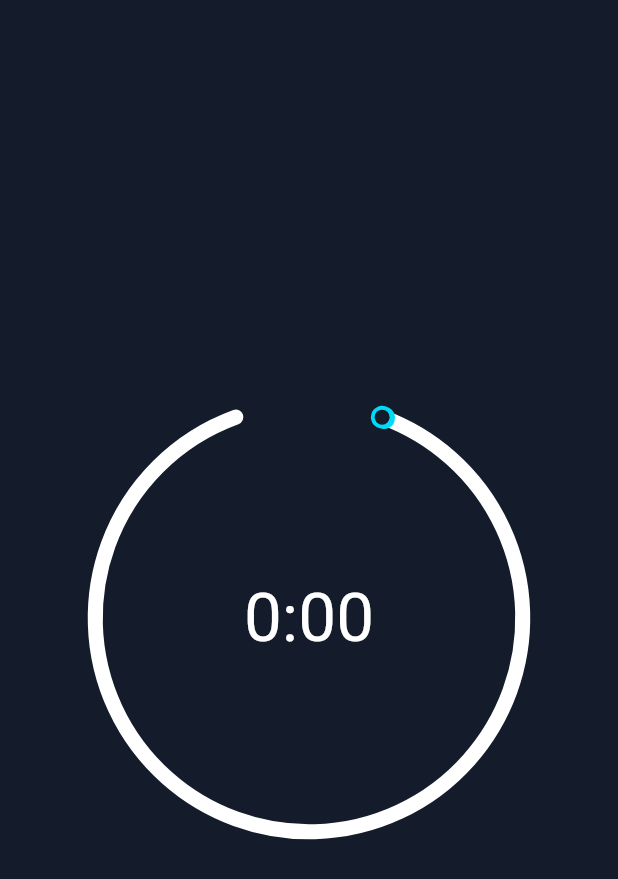
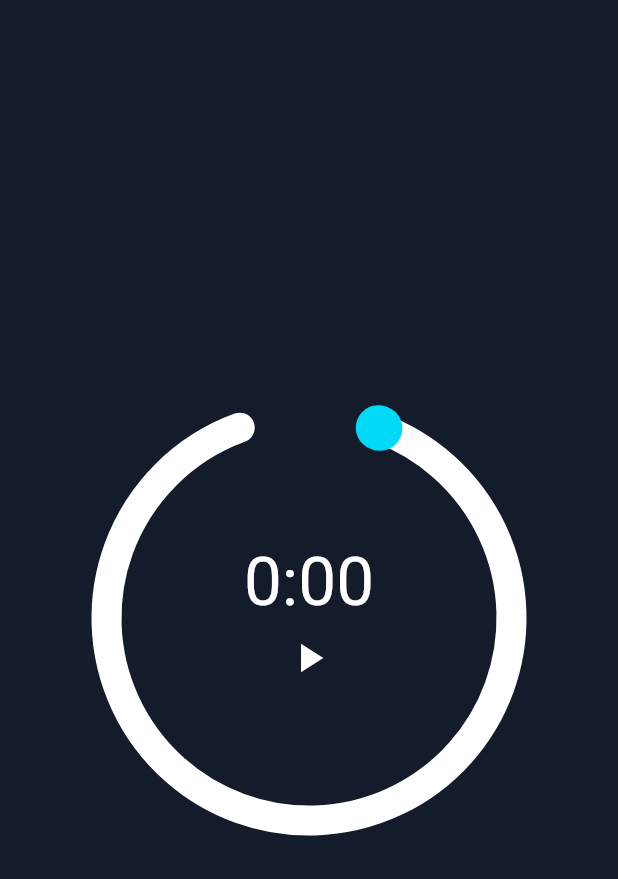
Before and after one commit to ElmeriVincent/SleekCircularSliderW_controls, a Flutter app: the HomeScreen screen opened directly, on a phone screen of 412 x 824 dp. Shown: the top 879 px of the screen. Run offline on Flutter 3.47's test engine with Material 2 defaults, Android fonts, the light colour scheme and no system bars; drawn by our look-alikes of sleek_circular_slider; our stand-ins replace google_fonts.

Commit message:
timer control
with icons + removed comments since code is self explanatory

```diff
--- a/lib/screens/home/widgets/timer_widget.dart
+++ b/lib/screens/home/widgets/timer_widget.dart
@@ -9,35 +9,24 @@ class TimerWidget extends StatefulWidget {
   State<TimerWidget> createState() => _TimerWidgetState();
 }
 
-// Define an enumeration for the different states of the timer.
 enum TimerStatus { running, paused, stopped }
 
 class _TimerWidgetState extends State<TimerWidget> {
-  // Define the minimum and maximum values for the slider.
   double minSliderValue = 0;
   double maxSliderValue = 60;
-
-  // Initialize the duration of the study time to zero and the timer status to stopped.
   Duration _studyTime = Duration.zero;
   TimerStatus _timerStatus = TimerStatus.stopped;
-
-  // Define a Timer object that will be used to update the study time.
   late Timer _timer;
 
-  // This function is called when the slider value changes.
   void _onSliderChange(double value) {
-    // Update the study time based on the new slider value.
     setState(() {
       _studyTime = Duration(minutes: value.toInt());
     });
   }
 
-  // This function is called when the user releases the slider.
   void _onSliderChangeEnd(double endValue) {
-    // Round the study time to the nearest minute.
     _studyTime = Duration(minutes: endValue.round());
 
-    // If the timer is stopped and the study time is greater than zero, start the timer.
     if (_timerStatus == TimerStatus.stopped && _studyTime > Duration.zero) {
       startTimer();
     }
@@ -45,13 +34,12 @@ class _TimerWidgetState extends State<TimerWidget> {
 
   void startTimer() {
     _timerStatus = TimerStatus.running;
-    // Set up a periodic timer that updates the study time.
+
     _timer = Timer.periodic(const Duration(milliseconds: 1500), (timer) {
       setState(() {
         if (_studyTime.inSeconds > 0) {
           _studyTime = _studyTime - const Duration(seconds: 1);
         } else {
-          // If the study time is up, cancel the timer and set the timer status to stopped.
           _timerStatus = TimerStatus.stopped;
           timer.cancel();
         }
@@ -59,49 +47,73 @@ class _TimerWidgetState extends State<TimerWidget> {
     });
   }
 
-  // This function is called when the widget is disposed to cancel the timer and avoid memory leaks.
-  @override
-  void dispose() {
-    _timer.cancel();
-    super.dispose();
-  }
-
-  // This getter returns a formatted string to display the remaining study time.
   String get remainingTimeDisplay =>
       '${_studyTime.inMinutes}:${(_studyTime.inSeconds % 60).toString().padLeft(2, '0')}';
 
+  Widget _timerControlIcon() {
+    return IconButton(
+      icon: _timerStatus == TimerStatus.running
+          ? const Icon(Icons.pause)
+          : const Icon(Icons.play_arrow),
+      color: Theme.of(context).colorScheme.primary,
+      iconSize: 32,
+      onPressed: () {
+        setState(() {
+          if (_timerStatus == TimerStatus.running) {
+            _timerStatus = TimerStatus.paused;
+            _timer.cancel();
+          } else if (_timerStatus == TimerStatus.paused) {
+            startTimer();
+          }
+        });
+      },
+    );
+  }
+
   @override
   Widget build(BuildContext context) {
-    final theme = Theme.of(context);
     return SleekCircularSlider(
       initialValue: _studyTime.inMinutes.toDouble(),
       min: minSliderValue,
       max: maxSliderValue,
       appearance: CircularSliderAppearance(
         customWidths: CustomSliderWidths(
-          handlerSize: 5,
-          shadowWidth: 50,
-          progressBarWidth: 15,
-          trackWidth: 10,
+          handlerSize: 10,
+          progressBarWidth: 30,
+          trackWidth: 20,
         ),
         size: 300,
         startAngle: 290,
         angleRange: 320,
-        infoProperties: InfoProperties(
-          mainLabelStyle: theme.textTheme.displayLarge,
-          modifier: (double value) {
-            return remainingTimeDisplay;
-          },
-        ),
         counterClockwise: false,
         customColors: CustomSliderColors(
-          progressBarColor: theme.colorScheme.secondary,
-          trackColor: theme.colorScheme.primary,
-          dotColor: theme.colorScheme.background,
+          shadowMaxOpacity: 0,
+          progressBarColor: Theme.of(context).colorScheme.secondary,
+          trackColor: Theme.of(context).colorScheme.primary,
+          dotColor: Theme.of(context).colorScheme.outline,
         ),
       ),
       onChange: _onSliderChange,
       onChangeEnd: _onSliderChangeEnd,
+      innerWidget: (_) {
+        return Column(
+          mainAxisAlignment: MainAxisAlignment.center,
+          crossAxisAlignment: CrossAxisAlignment.center,
+          children: [
+            Text(
+              remainingTimeDisplay,
+              style: Theme.of(context).textTheme.displayLarge,
+            ),
+            Row(
+              mainAxisAlignment: MainAxisAlignment.center,
+              crossAxisAlignment: CrossAxisAlignment.center,
+              children: [
+                _timerControlIcon(),
+              ],
+            ),
+          ],
+        );
+      },
     );
   }
 }
```
